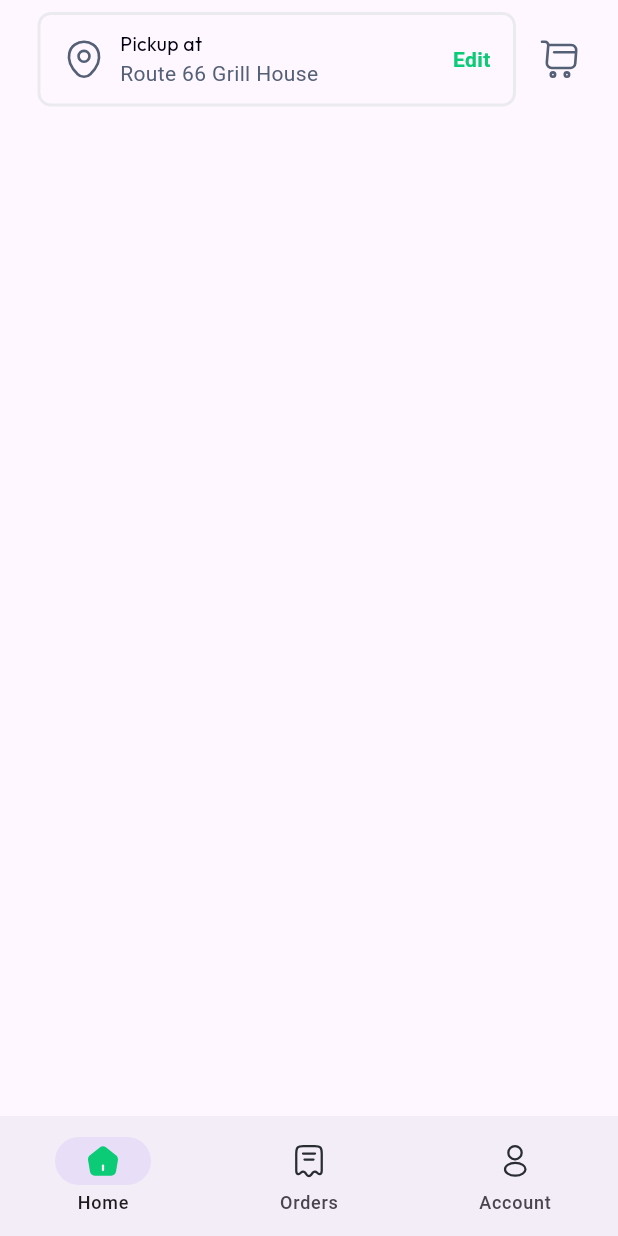
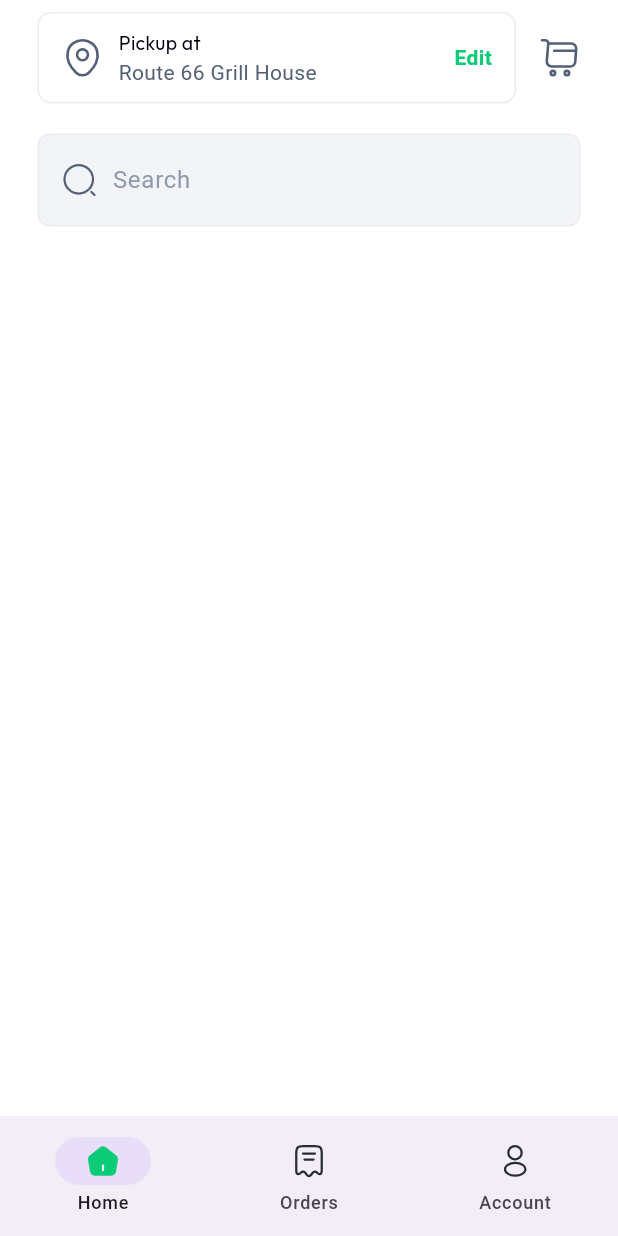
Before and after one commit to dizzpy/Food-Ordering-App, a Flutter app: the screen it shows after launch, on a phone screen of 412 x 824 dp. Run offline on Flutter 3.47's test engine with Material 3 defaults, Android fonts, the phone set to English and light mode, and no system bars; our stand-ins replace flutter_svg, google_fonts.

Commit message:
search bar done

```diff
--- /dev/null
+++ b/lib/components/my_search_bar.dart
@@ -0,0 +1,55 @@
+import 'package:flutter/material.dart';
+import 'package:flutter_svg/svg.dart';
+import 'package:food_odering_app/themes/color.dart';
+
+class MySearchBar extends StatelessWidget {
+  const MySearchBar({
+    super.key,
+  });
+
+  @override
+  Widget build(BuildContext context) {
+    return Container(
+      decoration: BoxDecoration(
+        color: kBgGray,
+        borderRadius: BorderRadius.circular(8),
+        border: Border.all(
+          color: kOutLine,
+          width: 1,
+        ),
+      ),
+      child: Padding(
+        padding:
+            const EdgeInsets.symmetric(horizontal: 15, vertical: 6),
+        child: Row(
+          children: [
+            // search icon
+            SvgPicture.asset(
+              'lib/images/icons/search.svg',
+              height: 24,
+              width: 24,
+              // ignore: deprecated_member_use
+              color: kTextGray,
+            ),
+            const SizedBox(width: 10),
+
+            Expanded(
+              child: TextField(
+                decoration: InputDecoration(
+                  border: InputBorder.none,
+                  hintText: 'Search',
+                  hintStyle: TextStyle(
+                    color: kTextLightGray,
+                    fontSize: 16,
+                  ),
+                ),
+              ),
+            ),
+
+            // textfield
+          ],
+        ),
+      ),
+    );
+  }
+}
--- a/lib/pages/nav/home_page.dart
+++ b/lib/pages/nav/home_page.dart
@@ -1,5 +1,6 @@
 import 'package:flutter/material.dart';
 import 'package:flutter_svg/svg.dart';
+import 'package:food_odering_app/components/my_search_bar.dart';
 import 'package:food_odering_app/themes/color.dart';
 import 'package:google_fonts/google_fonts.dart';
 
@@ -10,6 +11,7 @@ class HomePage extends StatelessWidget {
   Widget build(BuildContext context) {
     return SafeArea(
       child: Scaffold(
+        backgroundColor: kWhite,
         body: Center(
           child: Padding(
             padding: const EdgeInsets.symmetric(vertical: 8.0, horizontal: 25),
@@ -25,7 +27,7 @@ class HomePage extends StatelessWidget {
                           borderRadius: BorderRadius.circular(9),
                           border: Border.all(
                             color: kOutLine,
-                            width: 2,
+                            width: 1,
                           ),
                         ),
                         child: Padding(
@@ -100,7 +102,9 @@ class HomePage extends StatelessWidget {
                   ],
                 ),
 
+                SizedBox(height: 20),
                 // search bar
+                MySearchBar(),
 
                 // Recommended for you title
 
--- a/lib/themes/color.dart
+++ b/lib/themes/color.dart
@@ -7,3 +7,4 @@ const Color kOutLine = Color(0xFFEBEBEF);
 
 const Color kBlack = Color(0xFF000010);
 const Color kTextGray = Color(0xFF546076);
+const Color kTextLightGray = Color(0xFF8F9BAC);
```
Also changed, not shown: lib/images/icons/search.svg (added).
